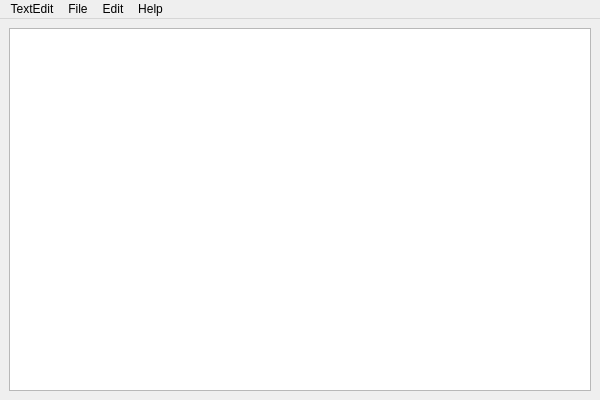
Qt form mainwindow.ui (haccks/qt_textedit) before a commit.
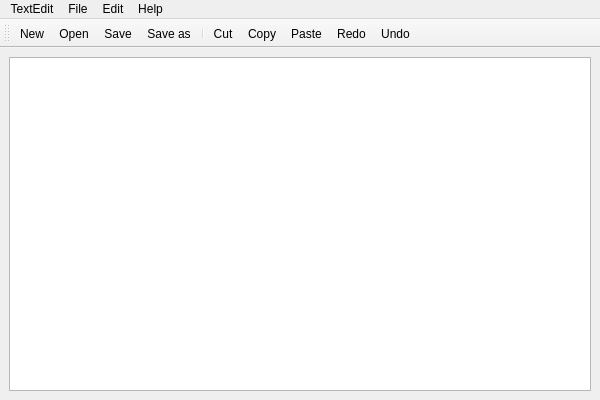
The same form after that commit. Icons and pictures are not drawn.

Diff of the .ui file:
```diff
--- a/mainwindow.ui
+++ b/mainwindow.ui
@@ -84,6 +84,27 @@
    <addaction name="menuEdit"/>
    <addaction name="menuHelp"/>
   </widget>
+  <widget class="QToolBar" name="toolBar">
+   <property name="windowTitle">
+    <string>toolBar</string>
+   </property>
+   <attribute name="toolBarArea">
+    <enum>TopToolBarArea</enum>
+   </attribute>
+   <attribute name="toolBarBreak">
+    <bool>false</bool>
+   </attribute>
+   <addaction name="actionNew"/>
+   <addaction name="actionOpen"/>
+   <addaction name="actionSave"/>
+   <addaction name="actionSave_as"/>
+   <addaction name="separator"/>
+   <addaction name="actionCut"/>
+   <addaction name="actionCopy"/>
+   <addaction name="actionPaste"/>
+   <addaction name="actionRedo"/>
+   <addaction name="actionUndo"/>
+  </widget>
   <action name="actionAbout_TextEdit">
    <property name="text">
     <string>About TextEdit</string>
```
Left out of the diff: 36 changed lines with no effect on the pictures.
